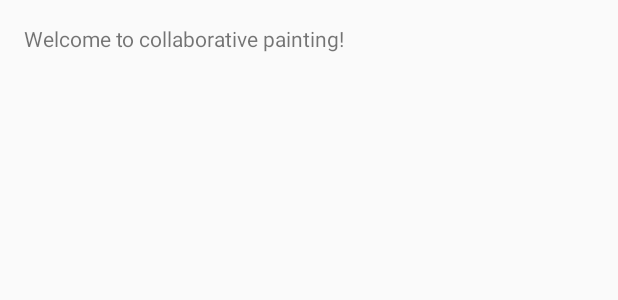
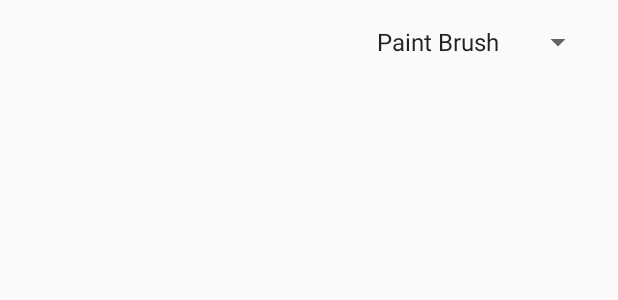
Before and after one commit to Calvin-262-Team-Equinox/magnum-opus-client, an Android app: the layout activity_main.xml on its own in the app's theme, with its tools: preview values and no code run, on a phone screen of 412 x 824 dp. Shown: the top 300 px of the screen. Run offline under Robolectric (Android 15) with nearby library versions, the phone set to English and light mode, and no system bars.

Commit message:
Create a user interface to be able to select a brush

```diff
--- a/app/src/main/java/edu/calvin/equinox/magnumopus/Tile.java
+++ b/app/src/main/java/edu/calvin/equinox/magnumopus/Tile.java
@@ -8,6 +8,8 @@ import android.graphics.PorterDuff;
 import java.util.concurrent.atomic.AtomicInteger;
 
 import edu.calvin.equinox.magnumopus.brushes.Brush;
+import edu.calvin.equinox.magnumopus.brushes.PaintBrush;
+import edu.calvin.equinox.magnumopus.brushes.PenBrush;
 import edu.calvin.equinox.magnumopus.brushes.PencilBrush;
 
 /**
@@ -73,7 +75,7 @@ public class Tile
      */
     private Brush m_brush;
 
-    public Tile()
+    public Tile( String brushType )
     {
         m_drawLayer = Bitmap.createBitmap(TILE_SIZE, TILE_SIZE, Bitmap.Config.ARGB_8888);
         m_drawLayerCanvas = new Canvas(m_drawLayer);
@@ -88,7 +90,26 @@ public class Tile
         m_isDirty = false;
         m_syncState = new AtomicInteger(NOT_SYNCING);
 
-        m_brush = new PencilBrush(m_drawLayerCanvas);
+        setBrush( brushType );
+    }
+
+    /**
+     * Set the brush depending on the brush type
+     *
+     * @param brushType
+     * @return Brush m_brush
+     */
+    protected void setBrush(String brushType )
+    {
+        if( brushType.equals( "Paint Brush" ) ){
+            m_brush = new PaintBrush(m_drawLayerCanvas);
+        }
+        else if( brushType.equals( "Pen Brush" ) ){
+            m_brush = new PenBrush(m_drawLayerCanvas);
+        }
+        else {
+            m_brush = new PencilBrush(m_drawLayerCanvas);
+        }
     }
 
     /**
@@ -179,4 +200,5 @@ public class Tile
             m_syncState.set(NOT_SYNCING);
         }
     }
+
 }
--- a/app/src/main/java/edu/calvin/equinox/magnumopus/TilingCanvasView.java
+++ b/app/src/main/java/edu/calvin/equinox/magnumopus/TilingCanvasView.java
@@ -8,6 +8,8 @@ import android.view.View;
 
 import java.util.Comparator;
 import java.util.TreeMap;
+
+import edu.calvin.equinox.magnumopus.brushes.PaintBrush;
 
 /**
  * Render canvas tiles to the view port. Dispatch paint commands to the
@@ -20,6 +22,7 @@ public class TilingCanvasView extends View
      * Storage of currently loaded tiles.
      */
     private TreeMap<Coordinate<Integer>, Tile> m_tiles;
+    public String brushType = "Paint Brush";
 
     public TilingCanvasView(Context context, AttributeSet attrs)
     {
@@ -56,7 +59,7 @@ public class TilingCanvasView extends View
                 Tile tile = m_tiles.get(coord);
                 if (tile == null)
                 {
-                    tile = new Tile();
+                    tile = new Tile( brushType );
                     m_tiles.put(coord, tile);
                 }
 
@@ -124,4 +127,17 @@ public class TilingCanvasView extends View
     {
         return (pos < 0 ? pos + 1 - Tile.TILE_SIZE : pos) / Tile.TILE_SIZE * Tile.TILE_SIZE;
     }
+
+    /**
+     * Set the brush for each canvas tile
+     * @param brushID
+     */
+    protected void setBrush(String brushID)
+    {
+        for (TreeMap.Entry<Coordinate<Integer>, Tile> entry : m_tiles.entrySet())
+        {
+            entry.getValue().setBrush(brushID);
+        }
+    }
+
 }
--- a/app/src/main/res/layout/activity_main.xml
+++ b/app/src/main/res/layout/activity_main.xml
@@ -1,5 +1,6 @@
 <?xml version="1.0" encoding="utf-8"?>
 <RelativeLayout xmlns:android="http://schemas.android.com/apk/res/android"
+                xmlns:app="http://schemas.android.com/apk/res-auto"
                 xmlns:tools="http://schemas.android.com/tools"
                 android:layout_width="match_parent"
                 android:layout_height="match_parent"
@@ -9,16 +10,24 @@
                 android:paddingTop="@dimen/activity_vertical_margin"
                 tools:context="edu.calvin.equinox.magnumopus.MainActivity">
 
-    <TextView
-        android:layout_width="wrap_content"
-        android:layout_height="wrap_content"
-        android:text="Welcome to collaborative painting!"/>
-
     <view
         android:layout_width="match_parent"
         android:layout_height="match_parent"
         class="edu.calvin.equinox.magnumopus.TilingCanvasView"
+        android:id="@+id/view"
+        android:layout_alignParentBottom="true"
+        android:layout_marginBottom="12dp"
         android:layout_alignParentLeft="true"
-        android:layout_alignParentStart="true"
-        android:id="@+id/view"/>
+        android:layout_alignParentStart="true"/>
+
+    <Spinner
+        android:layout_height="wrap_content"
+        android:id="@+id/brushSpinner"
+        android:entries="@array/brushTypes"
+        android:layout_width="wrap_content"
+        android:layout_alignParentTop="true"
+        android:layout_alignParentRight="true"
+        android:layout_alignParentEnd="true"/>
+
+
 </RelativeLayout>
--- a/app/src/main/res/values/strings.xml
+++ b/app/src/main/res/values/strings.xml
@@ -2,4 +2,9 @@
     <string name="app_name">Magnum Opus</string>
     <string name="menu_about">About</string>
     <string name="about_content">Collaborative painting from brush strokes to masterpiece.\n\nBrought to you by:\nJahn Davis, Casey Jones, Hannah Ludema, and Micah Ng</string>
+    <string-array name="brushTypes">
+        <item>Paint Brush</item>
+        <item>Pen Brush</item>
+        <item>Pencil Brush</item>
+    </string-array>
 </resources>
```
Also changed, not shown: app/src/main/java/edu/calvin/equinox/magnumopus/MainActivity.java (+38 -1 lines), app/src/main/res/drawable/ic_brush_black_24dp.xml (added, +9 -0 lines).
